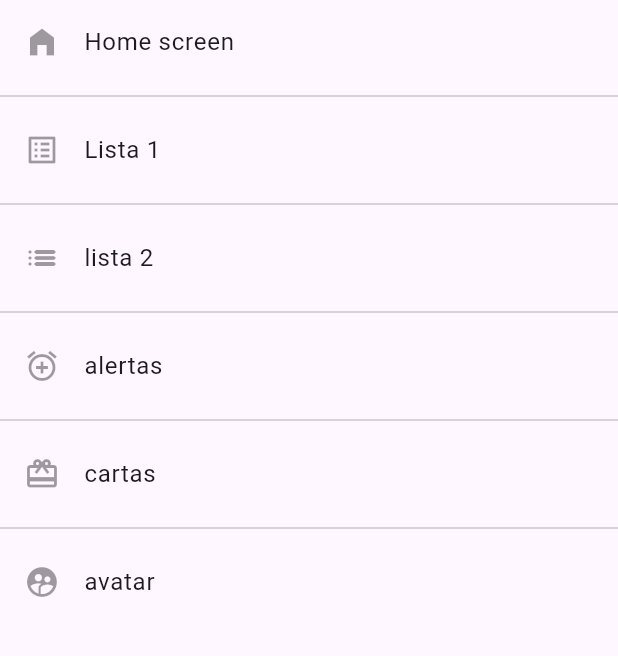
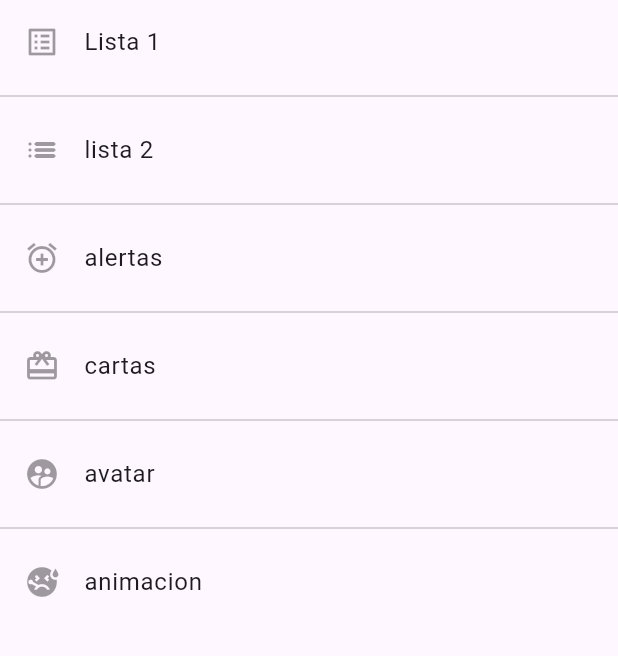
Before and after one commit to jesWeb/Componentes_Flutter, a Flutter app: the screen it shows after launch, on a phone screen of 412 x 824 dp, the part 84-740 px from its top. Run offline on Flutter 3.47's test engine with Material 3 defaults, Android fonts, the phone set to English and light mode, and no system bars.

Commit message:
se agrega la pantalla de animación y se actualizan las rutas en el enrutador, agregando animaciones

```diff
--- a/lib/router/app_router.dart
+++ b/lib/router/app_router.dart
@@ -7,11 +7,6 @@ class AppRouter {
   static const initialRoute = 'home';
   //esta es otra forma de crear las rutas pero aqui asiganmos nombre y iconos y rutas
   static final menuOptions = <MenuOption>[
-    MenuOption(
-        route: 'home',
-        name: 'Home screen',
-        screen: const HomeScreen(),
-        icon: Icons.home_filled),
     MenuOption(
         route: 'Listview1',
         name: 'Lista 1',
@@ -36,12 +31,18 @@ class AppRouter {
         route: 'avatar',
         name: 'avatar',
         screen: const AvatarScreen(),
-        icon: Icons.supervised_user_circle)
+        icon: Icons.supervised_user_circle),
+    MenuOption(
+        route: 'animacion',
+        name: 'animacion',
+        screen: const AnimatedScreen(),
+        icon: Icons.sick)
   ];
 
   //metodo de mapeo de rutas, up
   static Map<String, Widget Function(BuildContext)> getAppRoutes() {
     Map<String, Widget Function(BuildContext)> appRoutes = {};
+    appRoutes.addAll({'home': (BuildContext context) => HomeScreen()});
 
     for (final options in menuOptions) {
       appRoutes
--- a/lib/screens/screens.dart
+++ b/lib/screens/screens.dart
@@ -1,4 +1,3 @@
-
 /*
  * de el programa
  * En este archivo exportaremos las rutas de las vitas para que evitemos un grande crecimiento en las pantallas y dependecias
@@ -9,3 +8,4 @@ export 'package:componentes/screens/home_screen.dart';
 export 'package:componentes/screens/listview1_screen.dart';
 export 'package:componentes/screens/listview2_screen.dart';
 export 'package:componentes/screens/avatar_screen.dart';
+export 'package:componentes/screens/animated_screen.dart';
```
Also changed, not shown: lib/screens/animated_screen.dart (added, +54 -0 lines).
